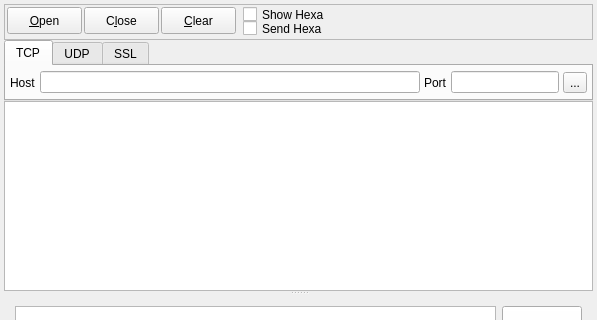
First picture: the form in app/tool/netclient/widget.ui, repository snoopspy/vdream, before the edit; both pictures show x 0 to 597 and y 0 to 320 of the 597 by 511 pixel window.
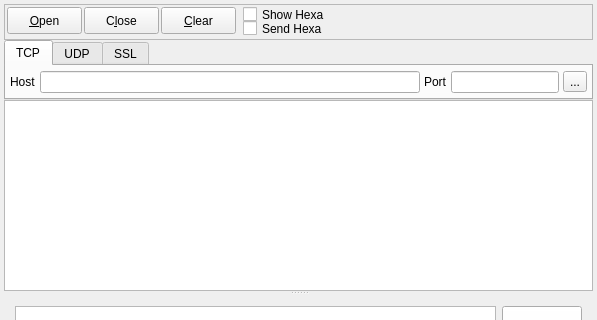
Second picture: the form after the edit.

Commit message: Change tabOption.sizePolicy.VerticalPolicy into Minimum

Diff of the .ui file:
```diff
--- a/app/tool/netclient/widget.ui
+++ b/app/tool/netclient/widget.ui
@@ -123,6 +123,12 @@
      </item>
      <item>
       <widget class="QTabWidget" name="tabOption">
+       <property name="sizePolicy">
+        <sizepolicy hsizetype="Expanding" vsizetype="Minimum">
+         <horstretch>0</horstretch>
+         <verstretch>0</verstretch>
+        </sizepolicy>
+       </property>
        <property name="currentIndex">
         <number>0</number>
        </property>
```
The commit also changes 1 other file.
